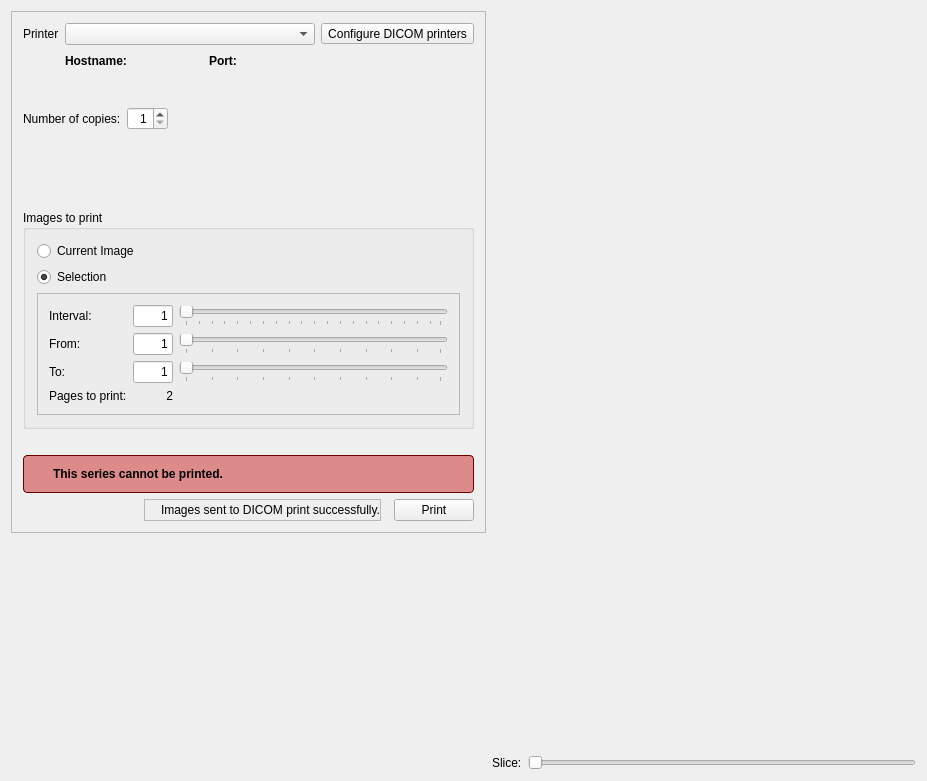
Old version of the form starviewer/src/extensions/main/dicomprint/qdicomprintextensionbase.ui in the repository starviewer-medical/starviewer.
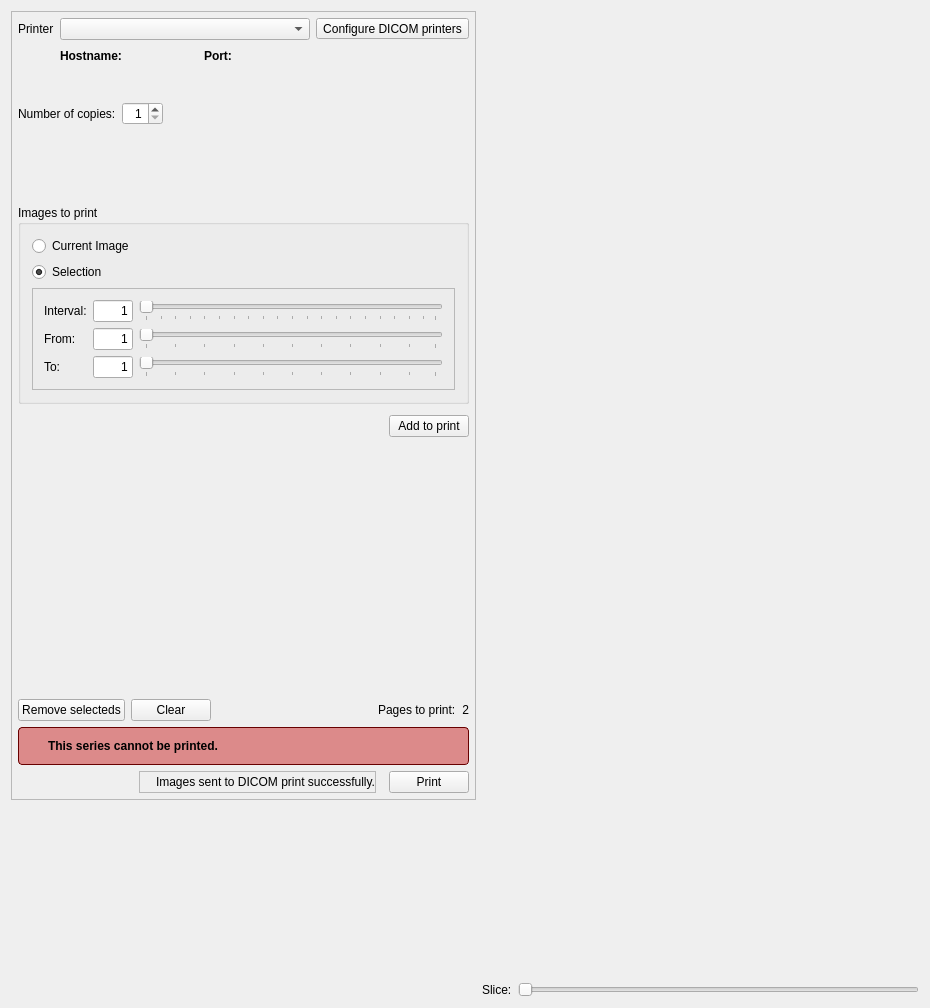
New version of the form. Icons and pictures are not drawn. Custom widgets are drawn as their Qt base class.

Commit message: ENH: Fem que es puguin enviar a imprimir imatges de diferents sèries, fins ara només es podien imprimir imatges de la mataixa sèrie.

Patch:
```diff
--- a/starviewer/src/extensions/main/dicomprint/qdicomprintextensionbase.ui
+++ b/starviewer/src/extensions/main/dicomprint/qdicomprintextensionbase.ui
@@ -6,8 +6,8 @@
    <rect>
     <x>0</x>
     <y>0</y>
-    <width>927</width>
-    <height>781</height>
+    <width>930</width>
+    <height>1008</height>
    </rect>
   </property>
   <property name="sizePolicy">
@@ -39,7 +39,13 @@
        <property name="frameShadow">
         <enum>QFrame::Raised</enum>
        </property>
+       <property name="lineWidth">
+        <number>0</number>
+       </property>
        <layout class="QVBoxLayout" name="verticalLayout">
+        <property name="margin">
+         <number>6</number>
+        </property>
         <item>
          <layout class="QGridLayout" name="gridLayout_3">
           <item row="1" column="0">
@@ -464,23 +470,6 @@
                 </property>
                </widget>
               </item>
-              <item row="3" column="0">
-               <widget class="QLabel" name="label_32">
-                <property name="text">
-                 <string>Pages to print:</string>
-                </property>
-               </widget>
-              </item>
-              <item row="3" column="1">
-               <widget class="QLabel" name="m_pagesToPrintLabel">
-                <property name="text">
-                 <string>2</string>
-                </property>
-                <property name="alignment">
-                 <set>Qt::AlignRight|Qt::AlignTrailing|Qt::AlignVCenter</set>
-                </property>
-               </widget>
-              </item>
              </layout>
             </widget>
            </item>
@@ -498,11 +487,99 @@
           <property name="sizeHint" stdset="0">
            <size>
             <width>20</width>
-            <height>20</height>
+            <height>5</height>
            </size>
           </property>
          </spacer>
         </item>
+        <item>
+         <layout class="QHBoxLayout" name="horizontalLayout_6">
+          <item>
+           <spacer name="horizontalSpacer_5">
+            <property name="orientation">
+             <enum>Qt::Horizontal</enum>
+            </property>
+            <property name="sizeHint" stdset="0">
+             <size>
+              <width>40</width>
+              <height>20</height>
+             </size>
+            </property>
+           </spacer>
+          </item>
+          <item>
+           <widget class="QPushButton" name="m_addToPrintButton">
+            <property name="text">
+             <string>Add to print</string>
+            </property>
+           </widget>
+          </item>
+         </layout>
+        </item>
+        <item>
+         <widget class="udg::QThumbnailsPreviewWidget" name="m_thumbnailsPreviewWidget" native="true">
+          <property name="sizePolicy">
+           <sizepolicy hsizetype="Expanding" vsizetype="Expanding">
+            <horstretch>0</horstretch>
+            <verstretch>0</verstretch>
+           </sizepolicy>
+          </property>
+          <property name="minimumSize">
+           <size>
+            <width>0</width>
+            <height>250</height>
+           </size>
+          </property>
+         </widget>
+        </item>
+        <item>
+         <layout class="QHBoxLayout" name="horizontalLayout_7">
+          <item>
+           <widget class="QPushButton" name="m_removeSelectedDICOMImagesSelectionToPrintButton">
+            <property name="text">
+             <string>Remove selecteds</string>
+            </property>
+           </widget>
+          </item>
+          <item>
+           <widget class="QPushButton" name="m_clearDICOMImagesSelectionToPrintButton">
+            <property name="text">
+             <string>Clear</string>
+            </property>
+           </widget>
+          </item>
+          <item>
+           <spacer name="horizontalSpacer_6">
+            <property name="orientation">
+             <enum>Qt::Horizontal</enum>
+            </property>
+            <property name="sizeHint" stdset="0">
+             <size>
+              <width>40</width>
+              <height>20</height>
+             </size>
+            </property>
+           </spacer>
+          </item>
+          <item>
+           <widget class="QLabel" name="label_32">
+            <property name="text">
+             <string>Pages to print:</string>
+            </property>
+           </widget>
+          </item>
+          <item>
+           <widget class="QLabel" name="m_pagesToPrintLabel">
+            <property name="text">
+             <string>2</string>
+            </property>
+            <property name="alignment">
+             <set>Qt::AlignRight|Qt::AlignTrailing|Qt::AlignVCenter</set>
+            </property>
+           </widget>
+          </item>
+         </layout>
+        </item>
         <item>
          <widget class="QFrame" name="m_noSupportedSeriesFrame">
           <property name="styleSheet">
@@ -718,6 +795,11 @@
    <extends>QWidget</extends>
    <header>qdicomprinterbasicsettingswidget.h</header>
   </customwidget>
+  <customwidget>
+   <class>udg::QThumbnailsPreviewWidget</class>
+   <extends>QWidget</extends>
+   <header>qthumbnailspreviewwidget.h</header>
+  </customwidget>
  </customwidgets>
  <resources>
   <include location="../../../main/main.qrc"/>
```
Left out of the diff: 7 changed lines with no effect on the pictures. The commit also changes 2 other files.
